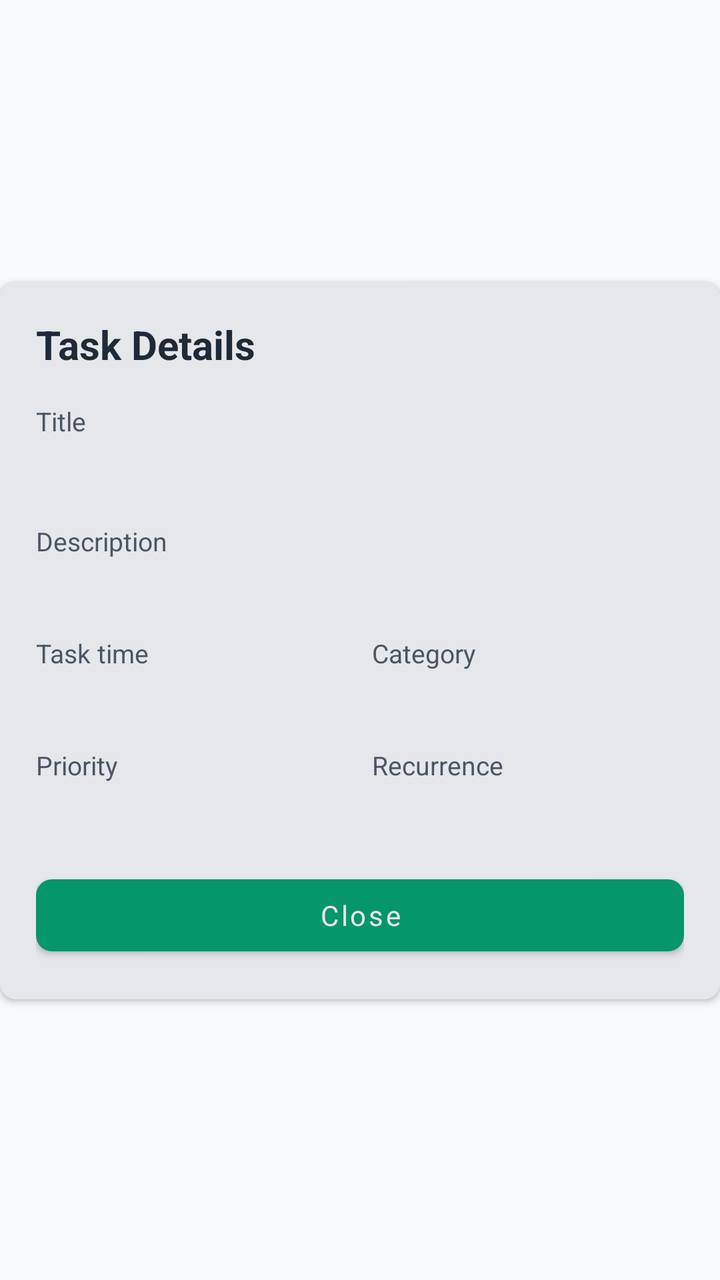
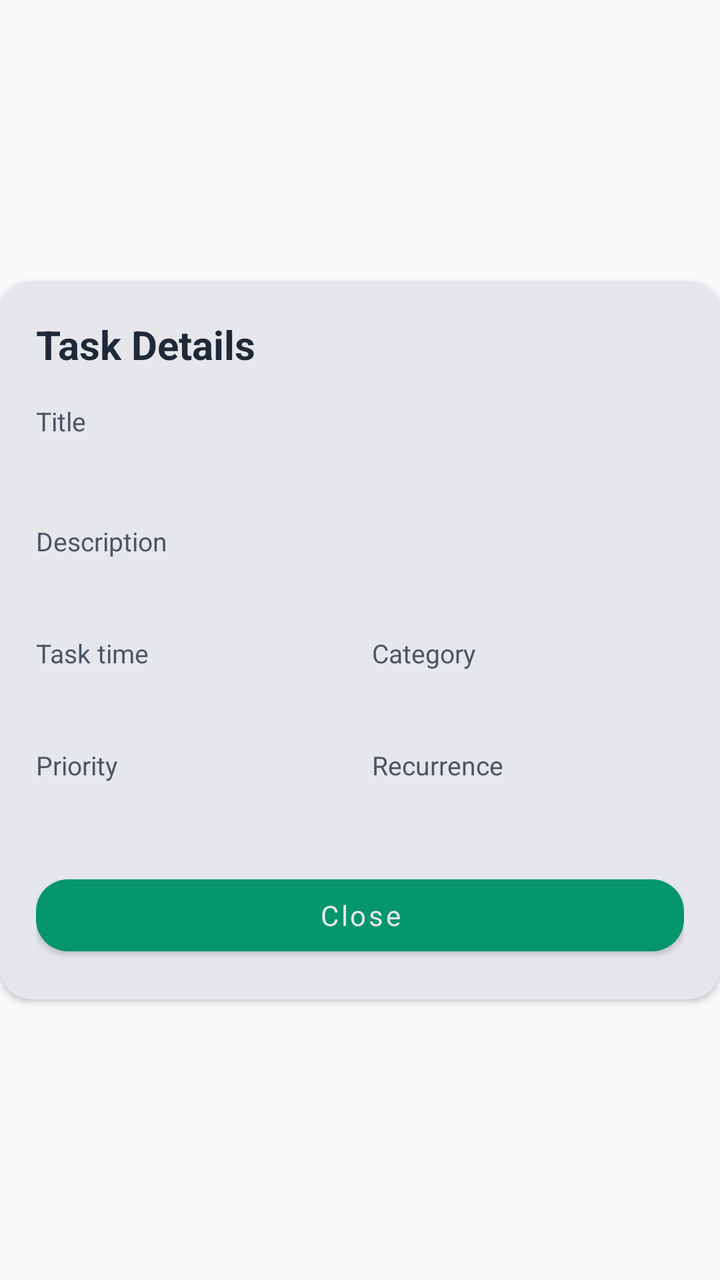

Screens rendered from an Android XML layout before and after an edit, with the pre-edit source and the edit as a unified diff.
<!-- AndroidManifest.xml: application theme Theme.Tazkeer -->
<!-- res/layout/fragment_task_details.xml -->
<?xml version="1.0" encoding="utf-8"?>
<androidx.constraintlayout.widget.ConstraintLayout xmlns:android="http://schemas.android.com/apk/res/android"
    xmlns:app="http://schemas.android.com/apk/res-auto"
    android:layout_width="match_parent"
    android:layout_height="match_parent">

    <com.google.android.material.card.MaterialCardView
        android:id="@+id/detailsPanel"
        android:layout_width="0dp"
        android:layout_height="wrap_content"
        app:cardBackgroundColor="?attr/colorSurface"
        app:cardCornerRadius="8dp"
        app:cardElevation="2dp"
        app:layout_constraintBottom_toBottomOf="parent"
        app:layout_constraintEnd_toEndOf="parent"
        app:layout_constraintStart_toStartOf="parent"
        app:layout_constraintTop_toTopOf="parent">

        <androidx.constraintlayout.widget.ConstraintLayout
            android:layout_width="match_parent"
            android:layout_height="wrap_content"
            android:padding="18dp">

            <TextView
                android:id="@+id/detailsHeaderText"
                android:layout_width="0dp"
                android:layout_height="wrap_content"
                android:text="@string/task_details"
                android:textColor="?android:attr/textColorPrimary"
                android:textSize="20sp"
                android:textStyle="bold"
                app:layout_constraintEnd_toEndOf="parent"
                app:layout_constraintStart_toStartOf="parent"
                app:layout_constraintTop_toTopOf="parent" />

            <TextView
                android:id="@+id/detailsTitleLabel"
                android:layout_width="0dp"
                android:layout_height="wrap_content"
                android:layout_marginTop="16dp"
                android:text="@string/task_title"
                android:textColor="?android:attr/textColorSecondary"
                android:textSize="13sp"
                app:layout_constraintEnd_toEndOf="parent"
                app:layout_constraintStart_toStartOf="parent"
                app:layout_constraintTop_toBottomOf="@id/detailsHeaderText" />

            <TextView
                android:id="@+id/detailsTitleText"
                android:layout_width="0dp"
                android:layout_height="wrap_content"
                android:layout_marginTop="4dp"
                android:textColor="?android:attr/textColorPrimary"
                android:textSize="18sp"
                android:textStyle="bold"
                app:layout_constraintEnd_toEndOf="parent"
                app:layout_constraintStart_toStartOf="parent"
                app:layout_constraintTop_toBottomOf="@id/detailsTitleLabel" />

            <TextView
                android:id="@+id/detailsDescriptionLabel"
                android:layout_width="0dp"
                android:layout_height="wrap_content"
                android:layout_marginTop="14dp"
                android:text="@string/task_description"
                android:textColor="?android:attr/textColorSecondary"
                android:textSize="13sp"
                app:layout_constraintEnd_toEndOf="parent"
                app:layout_constraintStart_toStartOf="parent"
                app:layout_constraintTop_toBottomOf="@id/detailsTitleText" />

            <TextView
                android:id="@+id/detailsDescriptionText"
                android:layout_width="0dp"
                android:layout_height="wrap_content"
                android:layout_marginTop="4dp"
                android:textColor="?android:attr/textColorPrimary"
                android:textSize="15sp"
                app:layout_constraintEnd_toEndOf="parent"
                app:layout_constraintStart_toStartOf="parent"
                app:layout_constraintTop_toBottomOf="@id/detailsDescriptionLabel" />

            <TextView
                android:id="@+id/detailsTimeLabel"
                android:layout_width="0dp"
                android:layout_height="wrap_content"
                android:layout_marginTop="14dp"
                android:text="@string/task_time"
                android:textColor="?android:attr/textColorSecondary"
                android:textSize="13sp"
                app:layout_constraintEnd_toStartOf="@id/detailsCategoryLabel"
                app:layout_constraintStart_toStartOf="parent"
                app:layout_constraintTop_toBottomOf="@id/detailsDescriptionText" />

            <TextView
                android:id="@+id/detailsCategoryLabel"
                android:layout_width="0dp"
                android:layout_height="wrap_content"
                android:layout_marginStart="12dp"
                android:text="@string/category"
                android:textColor="?android:attr/textColorSecondary"
                android:textSize="13sp"
                app:layout_constraintEnd_toEndOf="parent"
                app:layout_constraintStart_toEndOf="@id/detailsTimeLabel"
                app:layout_constraintTop_toTopOf="@id/detailsTimeLabel" />

            <TextView
                android:id="@+id/detailsTimeText"
                android:layout_width="0dp"
                android:layout_height="wrap_content"
                android:layout_marginTop="4dp"
                android:textColor="?android:attr/textColorPrimary"
                android:textSize="15sp"
                app:layout_constraintEnd_toEndOf="@id/detailsTimeLabel"
                app:layout_constraintStart_toStartOf="@id/detailsTimeLabel"
                app:layout_constraintTop_toBottomOf="@id/detailsTimeLabel" />

            <TextView
                android:id="@+id/detailsCategoryText"
                android:layout_width="0dp"
                android:layout_height="wrap_content"
                android:layout_marginTop="4dp"
                android:textColor="?android:attr/textColorPrimary"
                android:textSize="15sp"
                app:layout_constraintEnd_toEndOf="@id/detailsCategoryLabel"
                app:layout_constraintStart_toStartOf="@id/detailsCategoryLabel"
                app:layout_constraintTop_toBottomOf="@id/detailsCategoryLabel" />

            <TextView
                android:id="@+id/detailsPriorityLabel"
                android:layout_width="0dp"
                android:layout_height="wrap_content"
                android:layout_marginTop="14dp"
                android:text="@string/priority"
                android:textColor="?android:attr/textColorSecondary"
                android:textSize="13sp"
                app:layout_constraintEnd_toStartOf="@id/detailsRecurrenceLabel"
                app:layout_constraintStart_toStartOf="parent"
                app:layout_constraintTop_toBottomOf="@id/detailsTimeText" />

            <TextView
                android:id="@+id/detailsRecurrenceLabel"
                android:layout_width="0dp"
                android:layout_height="wrap_content"
                android:layout_marginStart="12dp"
                android:text="@string/recurrence"
                android:textColor="?android:attr/textColorSecondary"
                android:textSize="13sp"
                app:layout_constraintEnd_toEndOf="parent"
                app:layout_constraintStart_toEndOf="@id/detailsPriorityLabel"
                app:layout_constraintTop_toTopOf="@id/detailsPriorityLabel" />

            <TextView
                android:id="@+id/detailsPriorityText"
                android:layout_width="0dp"
                android:layout_height="wrap_content"
                android:layout_marginTop="4dp"
                android:textColor="?android:attr/textColorPrimary"
                android:textSize="15sp"
                app:layout_constraintEnd_toEndOf="@id/detailsPriorityLabel"
                app:layout_constraintStart_toStartOf="@id/detailsPriorityLabel"
                app:layout_constraintTop_toBottomOf="@id/detailsPriorityLabel" />

            <TextView
                android:id="@+id/detailsRecurrenceText"
                android:layout_width="0dp"
                android:layout_height="wrap_content"
                android:layout_marginTop="4dp"
                android:textColor="?android:attr/textColorPrimary"
                android:textSize="15sp"
                app:layout_constraintEnd_toEndOf="@id/detailsRecurrenceLabel"
                app:layout_constraintStart_toStartOf="@id/detailsRecurrenceLabel"
                app:layout_constraintTop_toBottomOf="@id/detailsRecurrenceLabel" />

            <com.google.android.material.button.MaterialButton
                android:id="@+id/closeDetailsButton"
                android:layout_width="0dp"
                android:layout_height="wrap_content"
                android:layout_marginTop="18dp"
                android:text="@string/close"
                android:textAllCaps="false"
                android:textColor="@color/text_on_teal"
                app:backgroundTint="@color/green"
                app:cornerRadius="8dp"
                app:layout_constraintEnd_toEndOf="parent"
                app:layout_constraintStart_toStartOf="parent"
                app:layout_constraintTop_toBottomOf="@id/detailsRecurrenceText" />
        </androidx.constraintlayout.widget.ConstraintLayout>
    </com.google.android.material.card.MaterialCardView>
</androidx.constraintlayout.widget.ConstraintLayout>
<!-- resources referenced by this layout -->
<resources>
  <color name="green">#059669</color>
  <color name="text_on_teal">#E5E7EB</color>
  <string name="category">Category</string>
  <string name="close">Close</string>
  <string name="priority">Priority</string>
  <string name="recurrence">Recurrence</string>
  <string name="task_description">Description</string>
  <string name="task_details">Task Details</string>
  <string name="task_time">Task time</string>
  <string name="task_title">Title</string>
  <style name="Theme.Tazkeer" parent="Theme.MaterialComponents.DayNight.NoActionBar">
          <item name="colorPrimary">@color/green</item>
          <item name="colorSurface">@color/surface</item>
          <item name="colorOnSurface">@color/text_primary</item>
          <item name="android:colorBackground">@color/background</item>
          <item name="android:textColorPrimary">@color/text_primary</item>
          <item name="android:textColorSecondary">@color/text_secondary</item>
          <item name="android:fontFamily">sans-serif</item>
          <item name="android:windowLightStatusBar">true</item>
          <item name="android:navigationBarColor">@color/bottom_nav</item>
          <item name="android:windowBackground">@color/background</item>
          <item name="android:statusBarColor">@color/bottom_nav</item>
      </style>
  <color name="surface">#E5E7EB</color>
  <color name="text_primary">#1F2937</color>
  <color name="background">#F8FAFC</color>
  <color name="text_secondary">#4B5563</color>
  <color name="bottom_nav">#E5E7EB</color>
</resources>

<!-- the commit's change to res/layout/fragment_task_details.xml (unified diff, before → after) -->
@@ -9,7 +9,7 @@
         android:layout_width="0dp"
         android:layout_height="wrap_content"
         app:cardBackgroundColor="?attr/colorSurface"
-        app:cardCornerRadius="8dp"
+        app:cardCornerRadius="16dp"
         app:cardElevation="2dp"
         app:layout_constraintBottom_toBottomOf="parent"
         app:layout_constraintEnd_toEndOf="parent"
@@ -152,12 +152,16 @@
 
             <TextView
                 android:id="@+id/detailsPriorityText"
-                android:layout_width="0dp"
+                android:layout_width="wrap_content"
                 android:layout_height="wrap_content"
                 android:layout_marginTop="4dp"
+                android:gravity="center"
+                android:paddingStart="10dp"
+                android:paddingTop="5dp"
+                android:paddingEnd="10dp"
+                android:paddingBottom="5dp"
                 android:textColor="?android:attr/textColorPrimary"
                 android:textSize="15sp"
-                app:layout_constraintEnd_toEndOf="@id/detailsPriorityLabel"
                 app:layout_constraintStart_toStartOf="@id/detailsPriorityLabel"
                 app:layout_constraintTop_toBottomOf="@id/detailsPriorityLabel" />
 
@@ -181,7 +185,7 @@
                 android:textAllCaps="false"
                 android:textColor="@color/text_on_teal"
                 app:backgroundTint="@color/green"
-                app:cornerRadius="8dp"
+                app:cornerRadius="16dp"
                 app:layout_constraintEnd_toEndOf="parent"
                 app:layout_constraintStart_toStartOf="parent"
                 app:layout_constraintTop_toBottomOf="@id/detailsRecurrenceText" />
